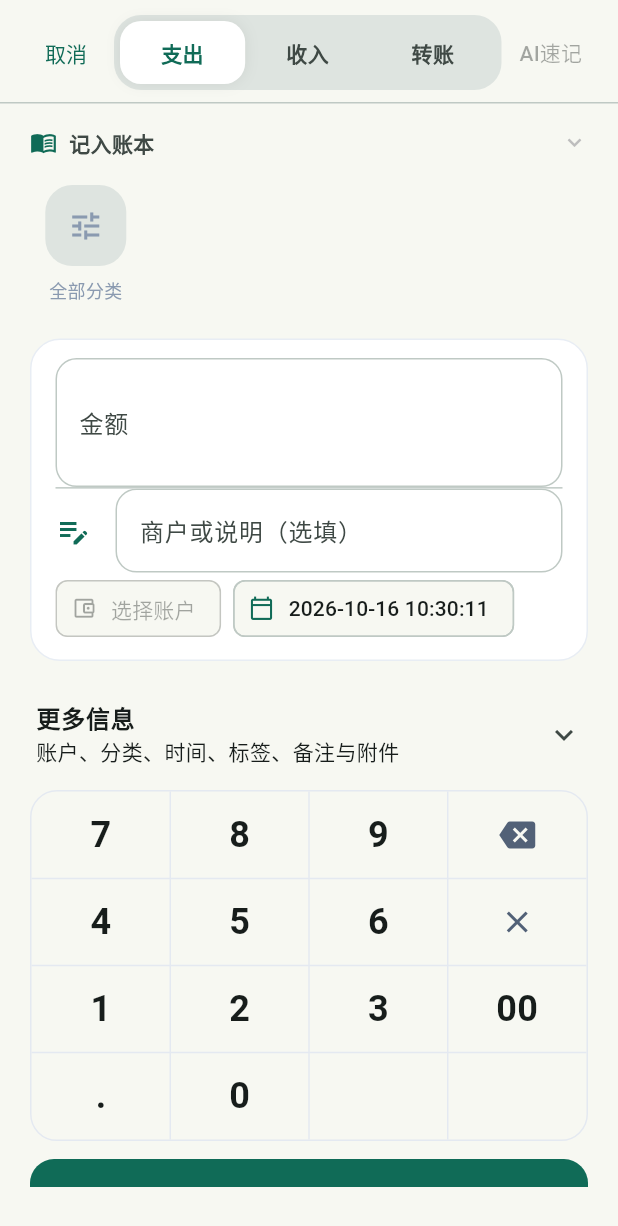
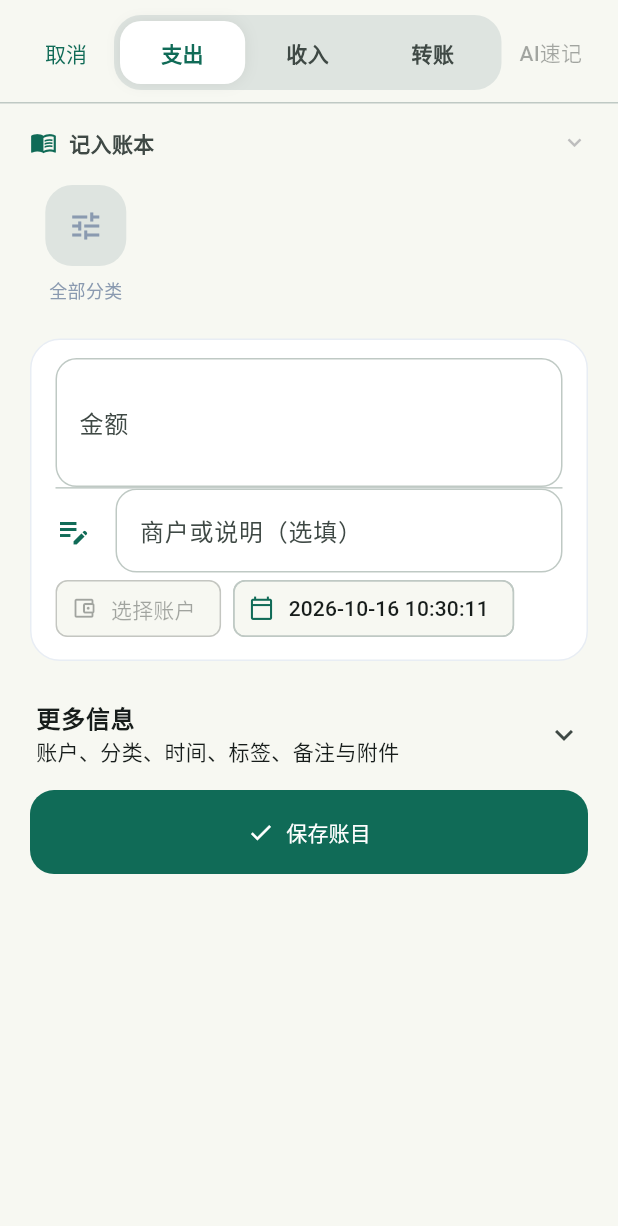
Before and after one commit to wannenqingnian/KnowAccounts, a Flutter app: the TransactionEditor widget shown alone on an empty page, opened directly, on a phone screen of 412 x 824 dp. Shown: the top 1226 px of the screen. Run offline on Flutter 3.47's test engine with Material 3 defaults, Android fonts, the phone set to English and light mode, and no system bars; our stand-ins replace drift, file_picker, flutter_riverpod, flutter_secure_storage; missing offline and left inert: cryptography, excel, fast_gbk, sqlite3; accounts and stored records are empty; statements that could not run were skipped.

Commit message:
fix: stop repeated refund prompts and simplify entry

```diff
--- a/lib/features/transaction_editor.dart
+++ b/lib/features/transaction_editor.dart
@@ -327,24 +327,6 @@ class _TransactionEditorState extends ConsumerState<TransactionEditor> {
     });
   }
 
-  void _key(String value) {
-    if (_saving) return;
-    final current = _amount.text;
-    if (value == 'backspace') {
-      _amount.text = current.isEmpty
-          ? ''
-          : current.substring(0, current.length - 1);
-    } else if (value == 'clear') {
-      _amount.clear();
-    } else if (value == '.' && current.contains('.')) {
-      return;
-    } else {
-      _amount.text = current == '0' && value != '.' ? value : '$current$value';
-    }
-    _amount.selection = TextSelection.collapsed(offset: _amount.text.length);
-    setState(() {});
-  }
-
   IconData _categoryIcon(Category category) {
     final value = '${category.iconKey}${category.name}';
     if (value.contains(RegExp('餐|吃|饮|食'))) return Icons.restaurant;
@@ -576,25 +558,6 @@ class _TransactionEditorState extends ConsumerState<TransactionEditor> {
         ),
       );
     }
-
-    Widget numberKey(String value, {IconData? icon}) => InkWell(
-      onTap: () => _key(value),
-      child: SizedBox(
-        height: 58,
-        child: Center(
-          child: icon == null
-              ? Text(
-                  value,
-                  style: TextStyle(
-                    color: ink,
-                    fontSize: 24,
-                    fontWeight: FontWeight.w700,
-                  ),
-                )
-              : Icon(icon, color: const Color(0xFF526177)),
-        ),
-      ),
-    );
 
     final title = refund
         ? (_isReimbursement ? '记录报销到账' : '关联退款')
@@ -843,6 +806,7 @@ class _TransactionEditorState extends ConsumerState<TransactionEditor> {
                           child: Column(
                             children: [
                               TextFormField(
+                                key: const ValueKey('transaction_amount'),
                                 controller: _amount,
                                 enabled: !_saving,
                                 keyboardType:
@@ -1154,53 +1118,6 @@ class _TransactionEditorState extends ConsumerState<TransactionEditor> {
                               ),
                             ),
                           ),
-                        Container(
-                          decoration: BoxDecoration(
-                            border: Border.all(color: const Color(0xFFE4E9F1)),
-                            borderRadius: BorderRadius.circular(18),
-                          ),
-                          clipBehavior: Clip.antiAlias,
-                          child: Table(
-                            border: const TableBorder.symmetric(
-                              inside: BorderSide(color: Color(0xFFE4E9F1)),
-                            ),
-                            children: [
-                              TableRow(
-                                children: [
-                                  numberKey('7'),
-                                  numberKey('8'),
-                                  numberKey('9'),
-                                  numberKey('backspace', icon: Icons.backspace),
-                                ],
-                              ),
-                              TableRow(
-                                children: [
-                                  numberKey('4'),
-                                  numberKey('5'),
-                                  numberKey('6'),
-                                  numberKey('clear', icon: Icons.clear),
-                                ],
-                              ),
-                              TableRow(
-                                children: [
-                                  numberKey('1'),
-                                  numberKey('2'),
-                                  numberKey('3'),
-                                  numberKey('00'),
-                                ],
-                              ),
-                              TableRow(
-                                children: [
-                                  numberKey('.'),
-                                  numberKey('0'),
-                                  const SizedBox(height: 58),
-                                  const SizedBox(height: 58),
-                                ],
-                              ),
-                            ],
-                          ),
-                        ),
-                        const SizedBox(height: 12),
                         SizedBox(
                           width: double.infinity,
                           child: FilledButton.icon(
--- a/pubspec.yaml
+++ b/pubspec.yaml
@@ -1,7 +1,7 @@
 name: smart_ledger
 description: Offline-first intelligent bookkeeping app.
 publish_to: none
-version: 0.29.6+72
+version: 0.29.7+73
 environment:
   sdk: '>=3.8.0 <4.0.0'
 dependencies:
```
Also changed, not shown: lib/transaction/parser/ocr_receipt_parser.dart (+6 -2 lines), 13 other files.
